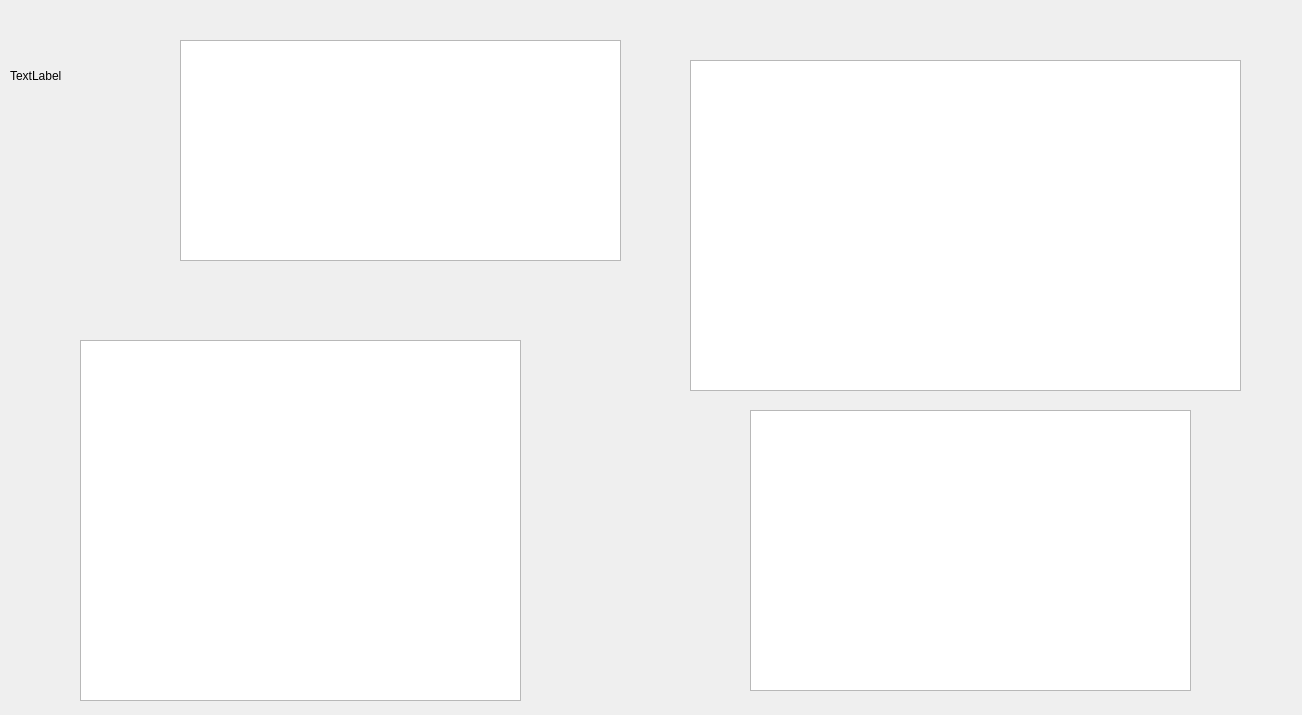
Before: the Qt Designer form NBA_squad/form.ui in artem2284708/NBA-squad-calculator, drawn with Qt 5.
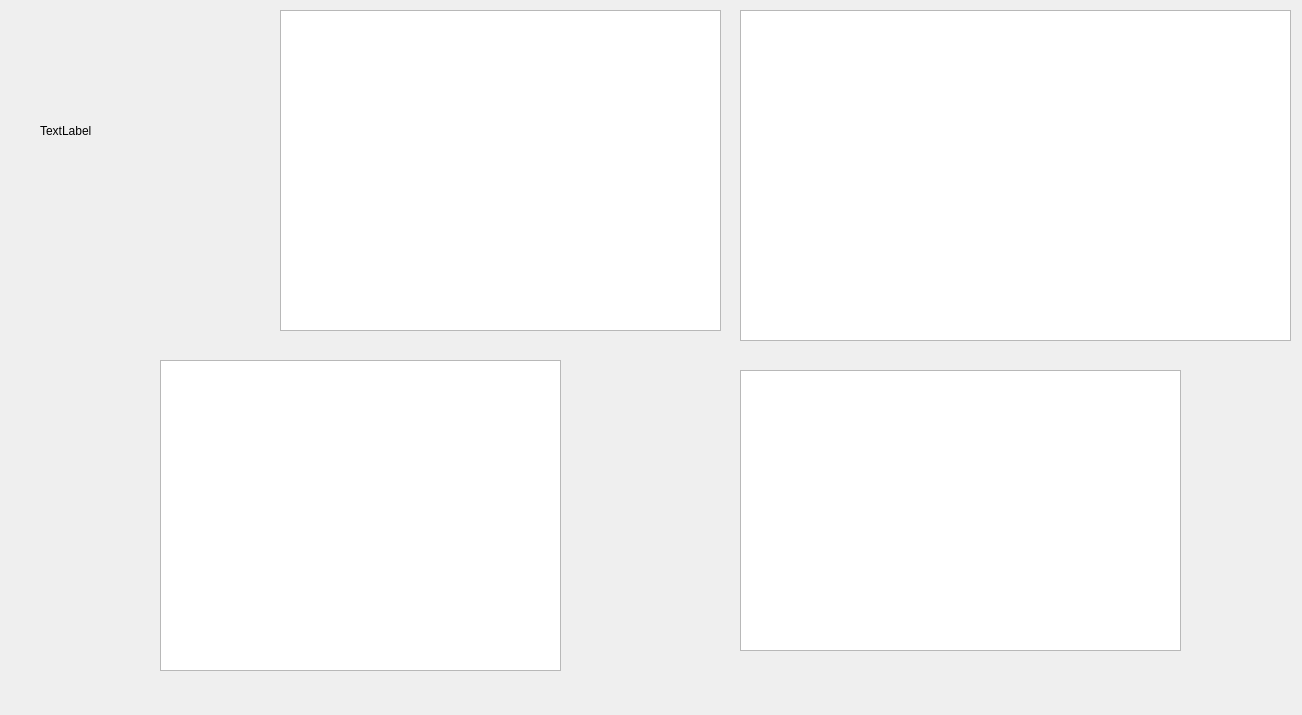
After: the same form once the commit is applied.

Diff of the .ui file:
```diff
--- a/NBA_squad/form.ui
+++ b/NBA_squad/form.ui
@@ -16,10 +16,10 @@
   <widget class="QLabel" name="label2">
    <property name="geometry">
     <rect>
-     <x>10</x>
-     <y>10</y>
-     <width>161</width>
-     <height>131</height>
+     <x>40</x>
+     <y>20</y>
+     <width>211</width>
+     <height>221</height>
     </rect>
    </property>
    <property name="text">
@@ -29,8 +29,8 @@
   <widget class="QTableView" name="tableView">
    <property name="geometry">
     <rect>
-     <x>690</x>
-     <y>60</y>
+     <x>740</x>
+     <y>10</y>
      <width>551</width>
      <height>331</height>
     </rect>
@@ -39,18 +39,18 @@
   <widget class="QTableView" name="tableView_2">
    <property name="geometry">
     <rect>
-     <x>180</x>
-     <y>40</y>
+     <x>280</x>
+     <y>10</y>
      <width>441</width>
-     <height>221</height>
+     <height>321</height>
     </rect>
    </property>
   </widget>
   <widget class="QTableView" name="tableView_3">
    <property name="geometry">
     <rect>
-     <x>750</x>
-     <y>410</y>
+     <x>740</x>
+     <y>370</y>
      <width>441</width>
      <height>281</height>
     </rect>
@@ -59,10 +59,10 @@
   <widget class="QTableView" name="tableView_4">
    <property name="geometry">
     <rect>
-     <x>80</x>
-     <y>340</y>
-     <width>441</width>
-     <height>361</height>
+     <x>160</x>
+     <y>360</y>
+     <width>401</width>
+     <height>311</height>
     </rect>
    </property>
   </widget>
```
